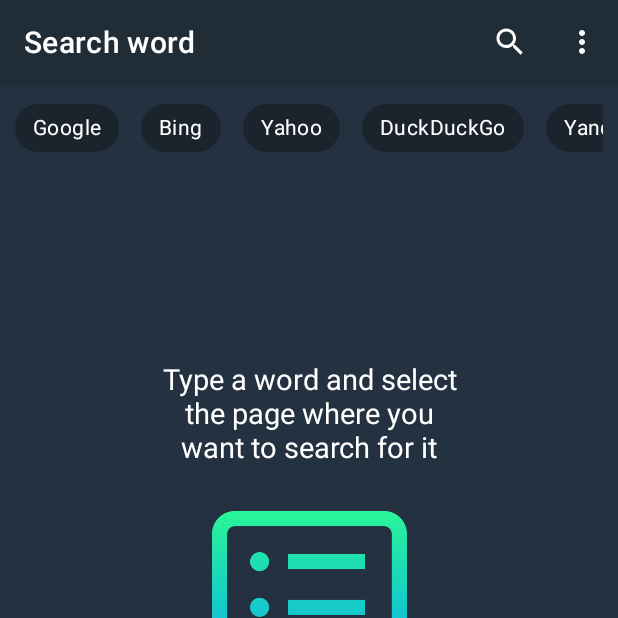
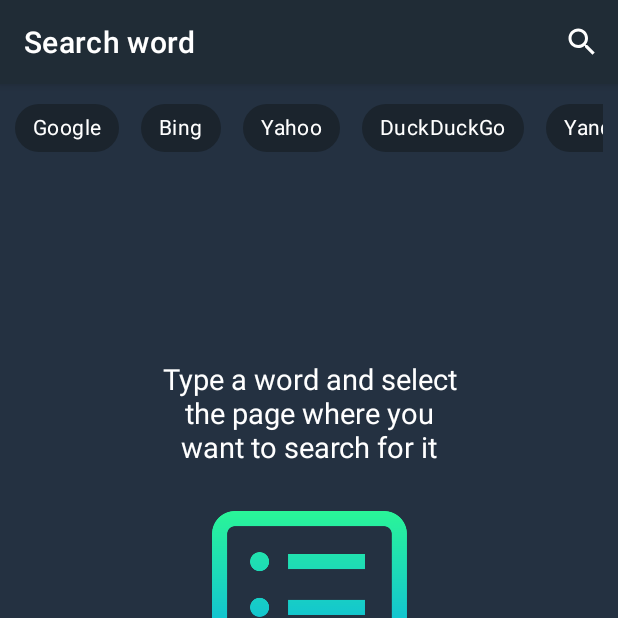
Before and after one commit to BartekReterski/Search-Word, an Android app: the screen it shows after launch (MainActivity), item 2 of the bottom bar chosen, on a phone screen of 412 x 824 dp, the top half of it. Run offline under Robolectric (Android 15) with nearby library versions, the phone set to English and light mode, and no system bars; our stand-ins replace Dagger/Hilt's generated code, Room's generated code.

Commit message:
added menu option to open web link , work on hiding menu items(IN PROGRESS) and potenially fix for SP issue

```diff
--- a/Searchword/app/src/main/java/com/searchdirectly/searchword/presentation/fragments/HomeFragment.kt
+++ b/Searchword/app/src/main/java/com/searchdirectly/searchword/presentation/fragments/HomeFragment.kt
@@ -3,6 +3,7 @@ package com.searchdirectly.searchword.presentation.fragments
 import android.annotation.SuppressLint
 import android.content.Context
 import android.content.Intent
+import android.net.Uri
 import android.os.Bundle
 import android.util.Log
 import android.view.*
@@ -84,6 +85,7 @@ class HomeFragment : Fragment() {
 
     override fun onViewCreated(view: View, savedInstanceState: Bundle?) {
         super.onViewCreated(view, savedInstanceState)
+        resetSharedPreferences()
         setupMenu()
         setupChips()
         observeViewModel()
@@ -97,8 +99,11 @@ class HomeFragment : Fragment() {
                 val search = menu.findItem(R.id.action_search)
                 searchView = search?.actionView as SearchView
                 searchView.queryHint = getString(R.string.search_query_hint)
+                openSearchView(search)
+
                 searchView.setOnQueryTextListener(object : SearchView.OnQueryTextListener {
                     override fun onQueryTextSubmit(query: String?): Boolean {
+                        resetSharedPreferences()
                         querySearch = query
                         if (querySearch.isNullOrEmpty().not() && selectedChips()) {
                             viewModel.getWebsiteDataByName(savedCurrentSiteName)
@@ -119,6 +124,22 @@ class HomeFragment : Fragment() {
                     }
                 })
             }
+            override fun onPrepareMenu(menu: Menu) {
+                if(binding.webview.isVisible){
+                    view?.hideSoftInput()
+                    menu.findItem(R.id.action_save).isVisible = true
+                    menu.findItem(R.id.action_share).isVisible = true
+                    menu.findItem(R.id.action_more).isVisible = true
+                    menu.findItem(R.id.action_open_browser).isVisible = true
+                    menu.findItem(R.id.action_about).isVisible = true
+                }else{
+                    menu.findItem(R.id.action_save).isVisible = false
+                    menu.findItem(R.id.action_share).isVisible = false
+                    menu.findItem(R.id.action_more).isVisible = false
+                    menu.findItem(R.id.action_open_browser).isVisible = false
+                    menu.findItem(R.id.action_about).isVisible = false
+                }
+            }
 
             override fun onMenuItemSelected(menuItem: MenuItem): Boolean {
                 return when (menuItem.itemId) {
@@ -133,10 +154,19 @@ class HomeFragment : Fragment() {
                         saveLinkInDatabase()
                         true
                     }
+                    R.id.action_open_browser -> {
+                        openLinkInBrowser()
+                        true
+                    }
                     else -> false
                 }
             }
         }, viewLifecycleOwner, Lifecycle.State.RESUMED)
+    }
+
+    private fun openSearchView(search: MenuItem) {
+        //search.expandActionView()
+        searchView.setQuery(querySearch, false)
     }
 
     private fun observeViewModel() {
@@ -240,8 +270,9 @@ class HomeFragment : Fragment() {
         override fun onProgressChanged(view: WebView?, newProgress: Int) {
             binding.progressBarHorizontal.visibility = View.VISIBLE
             binding.progressBarHorizontal.setProgress(newProgress, true)
-            if(newProgress == 100){
+            if (newProgress == 100) {
                 binding.progressBarHorizontal.visibility = View.GONE
+                //activity?.invalidateOptionsMenu()
             }
         }
     }
@@ -258,7 +289,7 @@ class HomeFragment : Fragment() {
         override fun shouldOverrideUrlLoading(
             view: WebView?,
             request: WebResourceRequest
-        ): Boolean {
+        ):  Boolean {
             val uri = request.url
             view?.loadUrl(uri.toString())
             return false
@@ -272,6 +303,7 @@ class HomeFragment : Fragment() {
             binding.textViewHelper.visibility = View.GONE
             binding.imageViewHelper.visibility = View.GONE
             view.hideSoftInput()
+            //activity?.invalidateOptionsMenu()
         }
     }
 
@@ -283,7 +315,9 @@ class HomeFragment : Fragment() {
                         binding.chipGroup.findViewById<Chip>(binding.chipGroup.checkedChipId).text.toString()
                     if (selectedChipText == savedCurrentSiteName) {
                         observeViewModel()
+                        resetSharedPreferences()
                     }
+                    resetSharedPreferences()
                     savedCurrentSiteName = selectedChipText
                     viewModel.getWebsiteDataByName(selectedChipText)
                 } else {
@@ -300,6 +334,11 @@ class HomeFragment : Fragment() {
         }
     }
 
+    private fun resetSharedPreferences() {
+        viewModel.saveSharedPreferences(SharedPreferencesModel("", ""))
+        viewModel.getSharedPreferences()
+    }
+
     //hide keyboard
     fun View.hideSoftInput() {
         val inputMethodManager =
@@ -308,9 +347,13 @@ class HomeFragment : Fragment() {
     }
 
     fun closeWebView(context: Context) {
-        binding.webview.visibility = View.GONE
-        binding.textViewHelper.visibility = View.VISIBLE
-        binding.imageViewHelper.visibility = View.VISIBLE
+        if (binding.webview.isVisible) {
+            binding.webview.visibility = View.GONE
+            binding.textViewHelper.visibility = View.VISIBLE
+            binding.imageViewHelper.visibility = View.VISIBLE
+            searchView.setQuery("", false)
+
+        }
     }
 
     fun refreshWebView(context: Context) {
@@ -355,6 +398,28 @@ class HomeFragment : Fragment() {
                     creationTime = savedTime
                 )
             )
+        } else {
+            Toast.makeText(
+                context,
+                R.string.save_info,
+                Toast.LENGTH_LONG
+            ).show()
+        }
+    }
+
+    private fun openLinkInBrowser() {
+        if (finalUrl.isNullOrEmpty().not() && binding.webview.isVisible) {
+            val urlIntent = Intent(
+                Intent.ACTION_VIEW,
+                Uri.parse(binding.webview.url)
+            )
+            startActivity(urlIntent)
+        } else {
+            Toast.makeText(
+                context,
+                R.string.open_in_browser,
+                Toast.LENGTH_LONG
+            ).show()
         }
     }
 
--- a/Searchword/app/src/main/res/menu/main_menu.xml
+++ b/Searchword/app/src/main/res/menu/main_menu.xml
@@ -21,7 +21,12 @@
                 android:iconTint="@color/white"
                 android:title="@string/share_menu"
                 app:showAsAction="ifRoom" />
-
+            <item
+                android:id="@+id/action_open_browser"
+                android:icon="@drawable/ic_baseline_language_24"
+                android:iconTint="@color/white"
+                android:title="@string/open_link_in_web_view_menu"
+                app:showAsAction="ifRoom" />
             <item
                 android:id="@+id/action_save"
                 android:icon="@drawable/ic_baseline_save_24"
--- a/Searchword/app/src/main/res/values/strings.xml
+++ b/Searchword/app/src/main/res/values/strings.xml
@@ -35,8 +35,10 @@
     <string name="delete_dialog_confirmation">Do you want to delete link? \n"</string>
     <string name="deleted_info">Deleted</string>
     <string name="copied_link_id">Copied Link</string>
-    <string name="search_query_hint">Type phrase and choose website to search</string>
+    <string name="search_query_hint">Type phrase…</string>
     <string name="open_link_in_web_view_menu">Open in browser</string>
+    <string name="save_info">There is a problem with save link. Please try when search text is not empty and browser is visible</string>
+    <string name="open_in_browser">There is a problem with save open link in browser. Please try again later</string>
     //websites names, values and queries
     <string name="google_name">Google</string>
     <string name="yahoo_name">Yahoo</string>
@@ -53,6 +55,9 @@
     <string name="instagram_name">Instagram</string>
     <string name="yandex_name">Yandex</string>
     <string name="duck_duck_go">DuckDuckGo</string>
+    <string name="netflix">Netflix</string>
+    <string name="spotify">Spotify</string>
+    <string name="google_maps">Google Maps</string>
     <string name="google_value">https://www.google.com/search?</string>
     <string name="google_endpoint">q=</string>
     <string name="bing_value">https://www.bing.com/search?</string>
```
